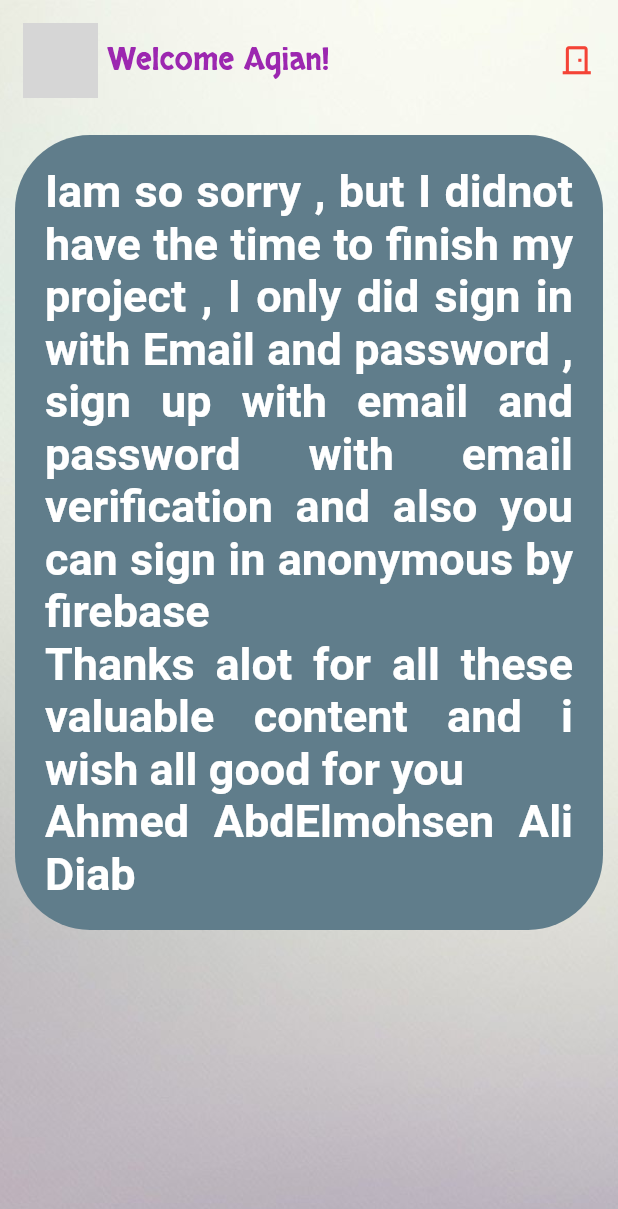
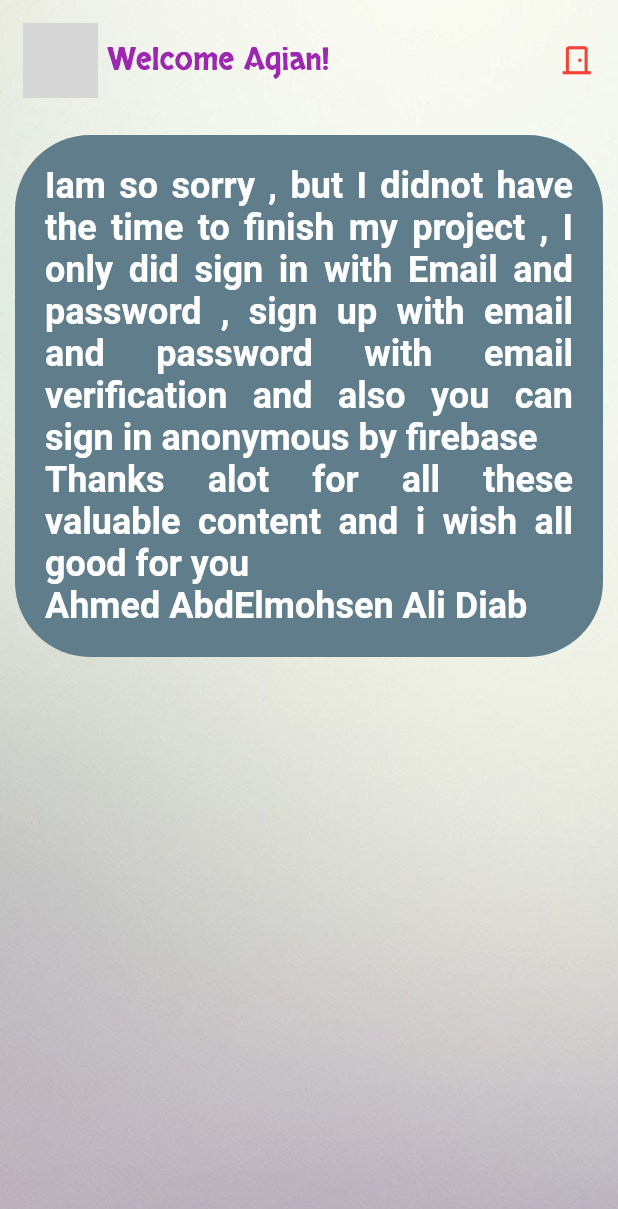
Before and after one commit to bebomohsen/RandomApp, a Flutter app: the Home screen opened directly, on a phone screen of 412 x 824 dp. Shown: the top 1209 px of the screen. Run offline on Flutter 3.47's test engine with Material 2 defaults, Android fonts, the phone set to English and light mode, and no system bars; our stand-ins replace firebase_auth, firebase_core; missing offline and left inert: firebase_auth_web, firebase_core_web; accounts and stored records are empty; network calls fail; grey boxes are pictures that could not be loaded.

Commit message:
changed text size

```diff
--- a/lib/screens/home.dart
+++ b/lib/screens/home.dart
@@ -61,7 +61,7 @@ class _HomeState extends State<Home> {
                         'Iam so sorry , but I didnot have the time to finish my project , I only did sign in with Email and password , sign up with email and password with email verification and also you can sign in anonymous by firebase\nThanks alot for all these valuable content and i wish all good for you\nAhmed AbdElmohsen Ali Diab',
                         textAlign: TextAlign.justify,
                         style: TextStyle(color: Colors.white,
-                            fontWeight: FontWeight.bold, fontSize: 30),
+                            fontWeight: FontWeight.bold, fontSize: 24),
                       ),
                     ))
               ],
```
